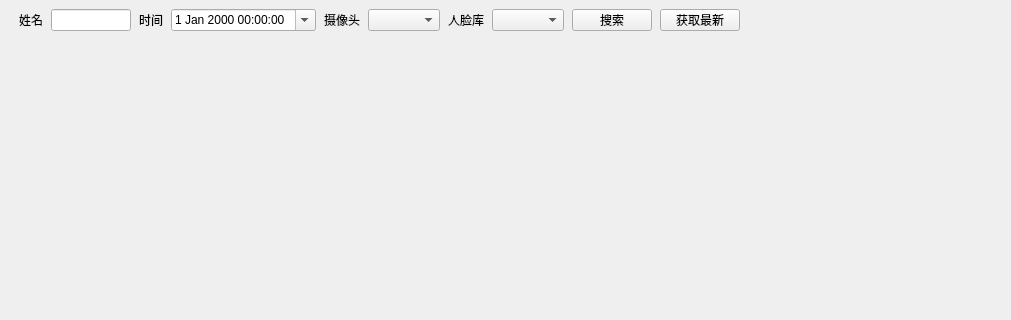
Above: app/ui/TaskNotifyUI.ui from Meydan-ZHOU/smileSystem before the change; both pictures show x 0 to 1011 and y 0 to 320 of the 1011 by 791 pixel window. Below: the same form after it.
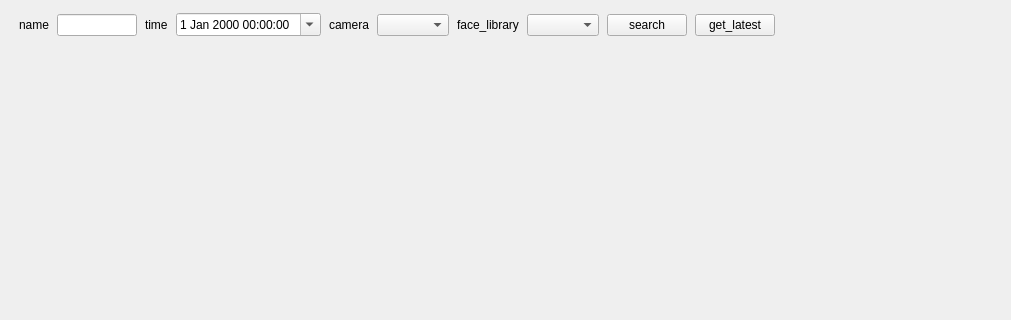
That is the form after the change.

Patch:
```diff
--- a/app/ui/TaskNotifyUI.ui
+++ b/app/ui/TaskNotifyUI.ui
@@ -49,13 +49,13 @@
         <property name="minimumSize">
          <size>
           <width>0</width>
-          <height>40</height>
+          <height>50</height>
          </size>
         </property>
         <property name="maximumSize">
          <size>
           <width>16777215</width>
-          <height>40</height>
+          <height>50</height>
          </size>
         </property>
         <layout class="QHBoxLayout" name="horizontalLayout_3">
@@ -81,7 +81,7 @@
          <item>
           <widget class="QLabel" name="label">
            <property name="text">
-            <string>姓名</string>
+            <string>name</string>
            </property>
           </widget>
          </item>
@@ -104,7 +104,7 @@
          <item>
           <widget class="QLabel" name="label_4">
            <property name="text">
-            <string>时间</string>
+            <string>time</string>
            </property>
           </widget>
          </item>
@@ -118,7 +118,7 @@
          <item>
           <widget class="QLabel" name="label_2">
            <property name="text">
-            <string>摄像头</string>
+            <string>camera</string>
            </property>
           </widget>
          </item>
@@ -128,7 +128,7 @@
          <item>
           <widget class="QLabel" name="label_3">
            <property name="text">
-            <string>人脸库</string>
+            <string>face_library</string>
            </property>
           </widget>
          </item>
@@ -145,7 +145,7 @@
            </property>
            <property name="maximumSize">
             <size>
-             <width>80</width>
+             <width>16777215</width>
              <height>16777215</height>
             </size>
            </property>
@@ -153,7 +153,7 @@
             <cursorShape>PointingHandCursor</cursorShape>
            </property>
            <property name="text">
-            <string>搜索</string>
+            <string>search</string>
            </property>
            <property name="class" stdset="0">
             <string>default</string>
@@ -173,7 +173,7 @@
            </property>
            <property name="maximumSize">
             <size>
-             <width>80</width>
+             <width>16777215</width>
              <height>16777215</height>
             </size>
            </property>
@@ -181,7 +181,7 @@
             <cursorShape>PointingHandCursor</cursorShape>
            </property>
            <property name="text">
-            <string>获取最新</string>
+            <string>get_latest</string>
            </property>
            <property name="class" stdset="0">
             <string>primary</string>
```
Left out of the diff: 4 changed lines with no effect on the pictures.
